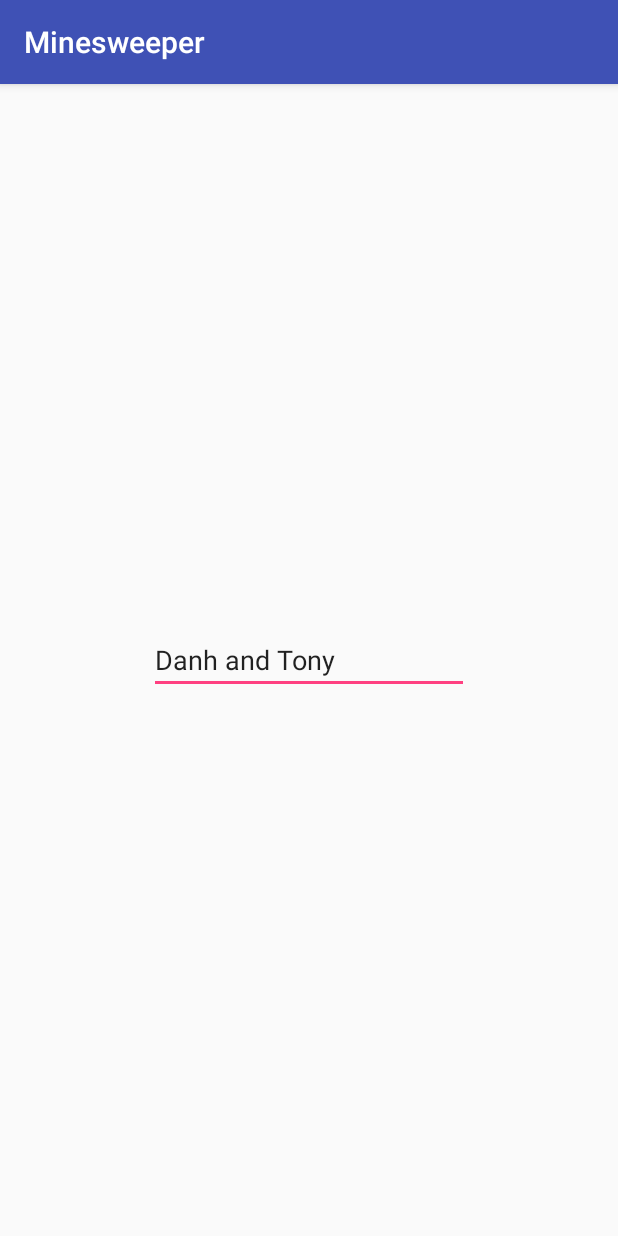
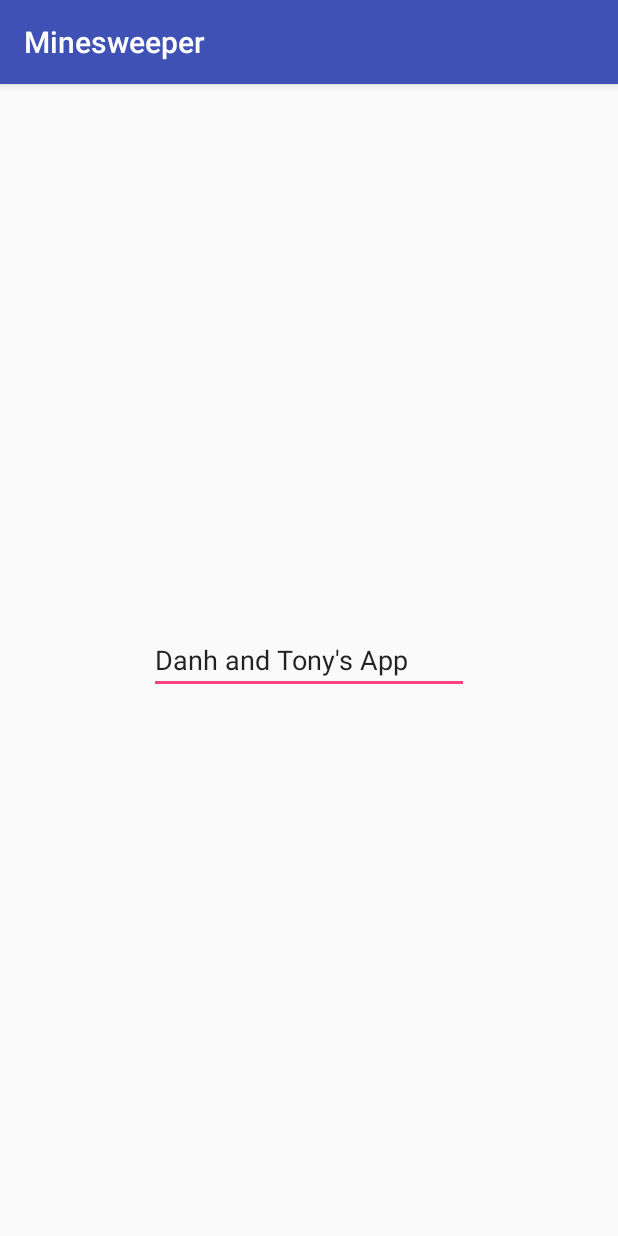
Before and after one commit to anthonyrichardson/Minesweeper, an Android app: the AboutActivity screen opened directly, with no data from a screen before it, on a phone screen of 412 x 824 dp. Run offline under Robolectric (Android 15) with nearby library versions, the phone set to English and light mode, and no system bars.

Commit message:
changed About Activity

```diff
--- a/app/src/main/res/layout/activity_about.xml
+++ b/app/src/main/res/layout/activity_about.xml
@@ -12,7 +12,7 @@
         android:layout_height="wrap_content"
         android:ems="10"
         android:inputType="textPersonName"
-        android:text="Danh and Tony"
+        android:text="Danh and Tony's App"
         android:layout_marginLeft="8dp"
         app:layout_constraintLeft_toLeftOf="parent"
         android:layout_marginRight="8dp"
```
